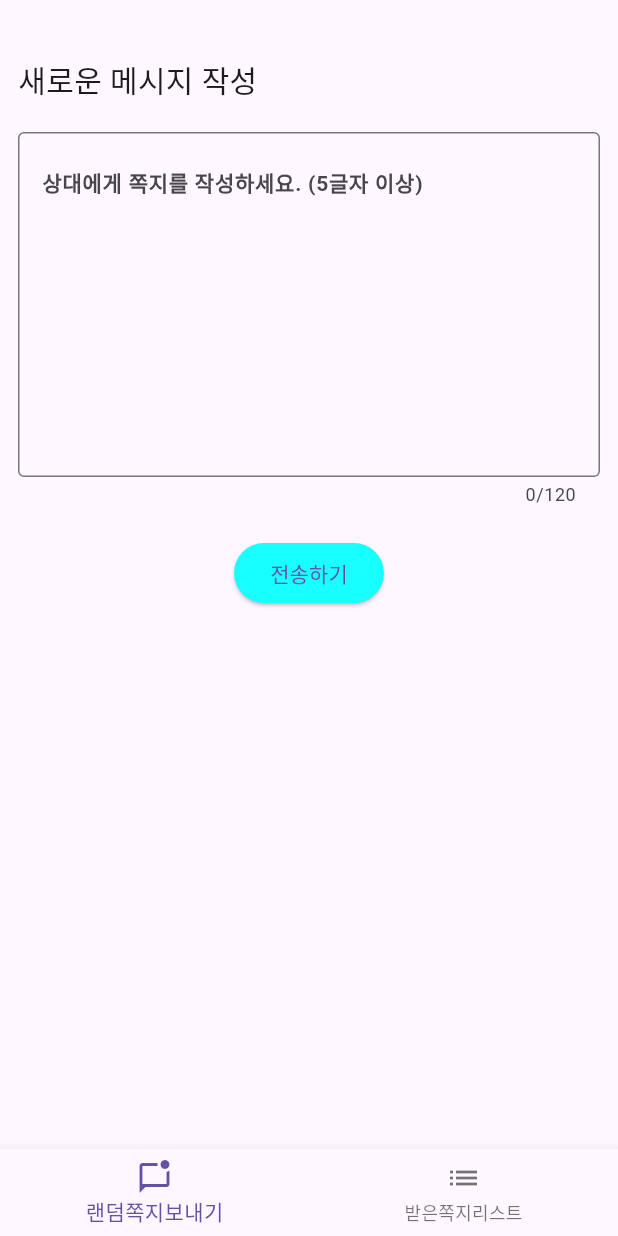
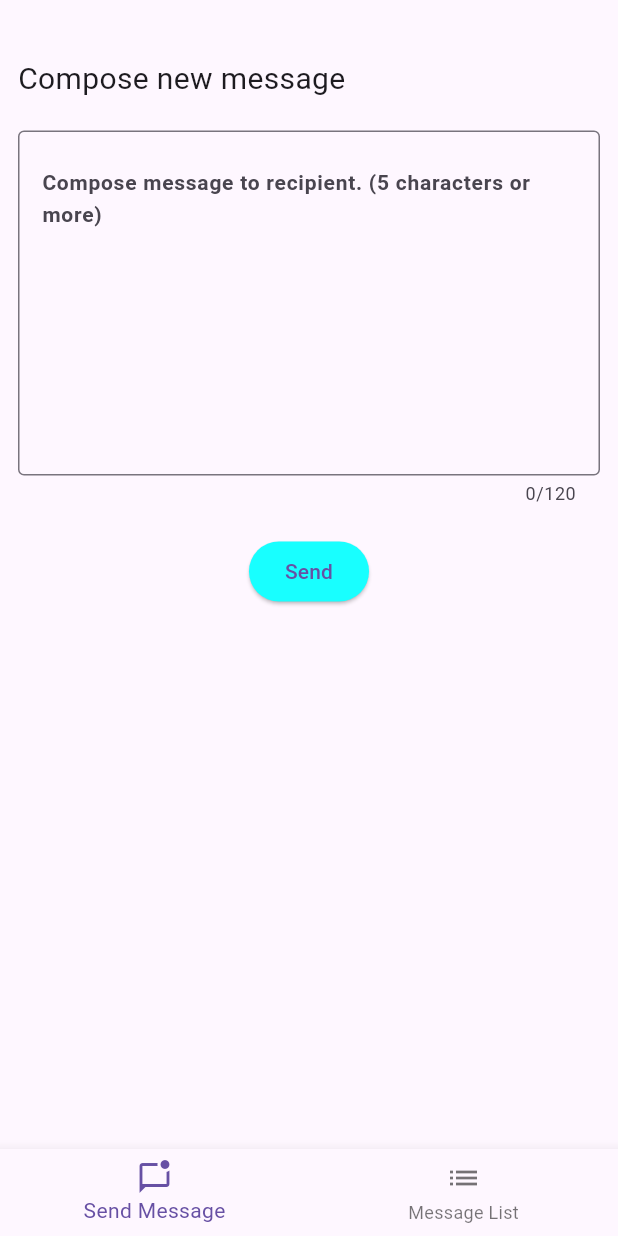
Before and after one commit to joohhcse/message_bottle, a Flutter app: the screen it shows after launch, on a phone screen of 412 x 824 dp. Run offline on Flutter 3.47's test engine with Material 3 defaults, Android fonts, the phone set to English and light mode, and no system bars; our stand-ins replace flutter_dotenv, fluttertoast, shared_preferences, supabase_flutter; accounts and stored records are empty; generated files the repository leaves out were written again; network calls fail.

Commit message:
add AppLocalizations

```diff
--- /dev/null
+++ b/l10n.yaml
@@ -0,0 +1,3 @@
+arb-dir: lib/l10n
+template-arb-file: app_en.arb
+output-localization-file: app_localizations.dart
--- /dev/null
+++ b/lib/l10n/app_en.arb
@@ -0,0 +1,21 @@
+{
+  "hello": "Hello",
+  "title": "Total Tally",
+  "setting": "Setting",
+  "send_random_msg": "Send Message",
+  "msg_list": "Message List",
+  "compose_new_msg": "Compose new message",
+  "send": "Send",
+  "reply": "Reply",
+  "send_reply": "Send reply :",
+  "report": "Report",
+  "delete": "Delete",
+  "sender": "Sender",
+  "received_content": "Received",
+  "hint_compose_msg": "Compose message to recipient. (5 characters or more)",
+  "toast_sent_msg": "Message sent.",
+  "toast_plz_enter_content": "Please enter content. (5 characters or more)",
+  "toast_plz_resend": "Please resend the message.",
+  "toast_user_report": "User has been reported.",
+  "toast_msg_delete": "Message has been deleted."
+}
--- /dev/null
+++ b/lib/l10n/app_ja.arb
@@ -0,0 +1,21 @@
+{
+  "hello": "こんにちは",
+  "title": "合計 計算機",
+  "setting": "設定",
+  "send_random_msg": "メッセージ送信",
+  "msg_list": "メッセージリスト",
+  "compose_new_msg": "新しいメッセージの作成",
+  "send": "転送する",
+  "reply": "返事する",
+  "send_reply": "返事する :",
+  "report": "申告する",
+  "delete": "削除する",
+  "sender": "相手",
+  "received_content": "受けた内容",
+  "hint_compose_msg": "相手にメッセージを作成してください。（5文字以上）",
+  "toast_send_msg": "メッセージを送りました。",
+  "toast_plz_enter_content": "内容を入力してください。（5文字以上）",
+  "toast_plz_resend": "メッセージをもう一度転送してください。",
+  "toast_user_report": "ユーザーを申告しました。",
+  "toast_msg_delete": "メッセージを削除しました。"
+}
--- /dev/null
+++ b/lib/l10n/app_ko.arb
@@ -0,0 +1,21 @@
+{
+  "hello": "안녕하세요",
+  "title": "쇼핑 계산기",
+  "setting": "설정",
+  "send_random_msg": "랜덤쪽지보내기",
+  "msg_list": "받은쪽지리스트",
+  "compose_new_msg": "새로운 쪽지 작성",
+  "send": "전송하기",
+  "reply": "답장하기 ",
+  "send_reply": "답장하기 :",
+  "report": "신고하기",
+  "delete": "삭제하기",
+  "sender": "보낸 사람",
+  "received_content": "받은 내용",
+  "hint_compose_msg": "상대에게 쪽지를 작성하세요.(5글자 이상)",
+  "toast_sent_msg": "쪽지를 전송했습니다.",
+  "toast_plz_enter_content": "내용을 입력하세요.(5글자 이상)",
+  "toast_plz_resend": "쪽지를 다시 전송해주세요.",
+  "toast_user_report": "사용자를 신고했습니다.",
+  "toast_msg_delete": "메시지를 삭제했습니다."
+}
--- a/lib/screen/chatting_screen.dart
+++ b/lib/screen/chatting_screen.dart
@@ -6,6 +6,8 @@ import 'package:fluttertoast/fluttertoast.dart';
 import 'package:message_bottle/model/message.dart';
 import 'package:message_bottle/model/message_repository.dart';
 import 'package:uuid/uuid.dart';
+import 'package:flutter_gen/gen_l10n/app_localizations.dart';
+import 'package:flutter_localizations/flutter_localizations.dart';
 
 class ChattingScreen extends StatefulWidget {
   final String message_id;
@@ -57,7 +59,8 @@ class _ChattingScreenState extends State<ChattingScreen> {
   Future<void> _returnSubmit() async {
 
     if(_returnTextController.text.length < 5) {
-      showToast("내용을 입력하세요.(5글자 이상)");
+      showToast(AppLocalizations.of(context)!.toast_plz_enter_content);  //내용을 입력하세요.(5글자 이상)
+
       return;
     }
 
@@ -65,15 +68,10 @@ class _ChattingScreenState extends State<ChattingScreen> {
     Message msg = Message(uuid.v4(), recipientId, senderId, _returnTextController.text, DateTime.now().toString(), false, false);
     _repository.addMessage(msg).then((value) {
       _returnTextController.clear();
-      showToast("쪽지를 전송했습니다.");
+      showToast(AppLocalizations.of(context)!.toast_sent_msg);  //쪽지를 전송했습니다.
     }).catchError((e){
       print(' _returnSubmit error => ' + e.toString());
     });
-    // .whenComplete(() {
-    //   setState(() {
-    //   _isLoading = false;
-    //   });
-    // });
   }
 
   //toast message
@@ -93,7 +91,7 @@ class _ChattingScreenState extends State<ChattingScreen> {
   Widget build(BuildContext context) {
     return Scaffold(
       appBar: AppBar(
-        title: Text('답장하기'),
+        title: Text(AppLocalizations.of(context)!.reply),  //답장하기
       ),
       // body: Text('ddd : $senderId'),
       body: SingleChildScrollView(
@@ -102,7 +100,7 @@ class _ChattingScreenState extends State<ChattingScreen> {
             crossAxisAlignment: CrossAxisAlignment.start,
             children: [
               Text(
-                '보낸 사람 : $senderId',
+                AppLocalizations.of(context)!.sender + ' : $senderId',
                 style: TextStyle(
                   fontSize: 20,
                 ),
@@ -117,7 +115,7 @@ class _ChattingScreenState extends State<ChattingScreen> {
               //   ),
               // ),
               Text(
-                '받은 내용 : ',
+                AppLocalizations.of(context)!.received_content + ' : ',
                 style: TextStyle(
                   fontSize: 20,
                 ),
@@ -156,7 +154,7 @@ class _ChattingScreenState extends State<ChattingScreen> {
               TextFormField(
                 controller: _returnTextController,
                 decoration: InputDecoration(
-                  hintText: '상대에게 쪽지를 작성하세요.(5글자 이상)',
+                  hintText: AppLocalizations.of(context)!.hint_compose_msg,
                   hintStyle: TextStyle(
                     fontSize: 14,
                   ),
@@ -179,7 +177,7 @@ class _ChattingScreenState extends State<ChattingScreen> {
               Center(
                 child: ElevatedButton(
                   onPressed: _returnSubmit,
-                  child: Text('전송하기'),
+                  child: Text(AppLocalizations.of(context)!.send),
                   style: ElevatedButton.styleFrom(
                     primary: Colors.cyanAccent,
                   ),
--- a/lib/screen/home_screen.dart
+++ b/lib/screen/home_screen.dart
@@ -5,12 +5,9 @@ import 'package:message_bottle/screen/msg_list_screen.dart';
 import 'package:message_bottle/screen/setting_screen.dart';
 import 'package:message_bottle/screen/send_msg_screen.dart';
 import 'package:supabase_flutter/supabase_flutter.dart';
-import 'package:message_bottle/main.dart';
-
-import '../utils/utils.dart';
-import 'login_screen.dart';
-import 'package:uuid/uuid.dart';
 import 'package:shared_preferences/shared_preferences.dart';
+import 'package:flutter_localizations/flutter_localizations.dart';
+import 'package:flutter_gen/gen_l10n/app_localizations.dart';
 
 class HomeScreen extends StatefulWidget {
   const HomeScreen({super.key});
@@ -75,6 +72,17 @@ class _HomeScreenState extends State<HomeScreen> {
           themeMode: themeMode, // MaterialApp의 테마 모드를 themeNotifier의 값으로 설정합니다.
           theme: ThemeData.light(),
           darkTheme: ThemeData.dark(),
+          localizationsDelegates: const [
+            AppLocalizations.delegate,
+            GlobalMaterialLocalizations.delegate,
+            GlobalWidgetsLocalizations.delegate,
+            GlobalCupertinoLocalizations.delegate,
+          ],
+          supportedLocales: const [
+            Locale('ko', ''),
+            Locale('en', ''),
+            Locale('ja', ''),
+          ],
           home: Scaffold(
             body: _children[_currentIndex],
             bottomNavigationBar: BottomNavigationBar(
@@ -83,11 +91,11 @@ class _HomeScreenState extends State<HomeScreen> {
               items: [
                 BottomNavigationBarItem(
                   icon: Icon(Icons.mark_chat_unread_outlined),
-                  label: '랜덤쪽지보내기',
+                  label: AppLocalizations.of(context)!.send_random_msg,
                 ),
                 BottomNavigationBarItem(
                   icon: Icon(Icons.list),
-                  label: '받은쪽지리스트',
+                  label: AppLocalizations.of(context)!.msg_list, //'받은쪽지리스트',
                 ),
                 // BottomNavigationBarItem(
                 //   icon: Icon(Icons.settings),
@@ -118,7 +126,6 @@ class _HomeScreenState extends State<HomeScreen> {
   }
 
   Future<void> _loadUserId() async {
-    print('========> loadUserId()');
     _prefs = await SharedPreferences.getInstance();
     String? userId = _prefs.getString('userId');
 
@@ -139,9 +146,6 @@ class _HomeScreenState extends State<HomeScreen> {
           .select()
           .eq('username', userId);
 
-      print('select User OK');
-      print(response.toString());
-      print('=======================');
       return response.toString();
 
     } on AuthException catch (error) {
--- a/lib/screen/msg_list_screen.dart
+++ b/lib/screen/msg_list_screen.dart
@@ -9,6 +9,8 @@ import 'package:shared_preferences/shared_preferences.dart';
 import 'package:supabase_flutter/supabase_flutter.dart';
 import 'package:fluttertoast/fluttertoast.dart';
 import 'package:uuid/uuid.dart';
+import 'package:flutter_gen/gen_l10n/app_localizations.dart';
+import 'package:flutter_localizations/flutter_localizations.dart';
 
 class MsgListScreen extends StatefulWidget {
   const MsgListScreen({super.key});
@@ -52,7 +54,7 @@ class _MsgListScreenState extends State<MsgListScreen> {
     return Scaffold(
       appBar: AppBar(
         title: Text(
-          '쪽지 리스트',
+          AppLocalizations.of(context)!.msg_list,
           style: TextStyle(
             fontSize: 20,
           ),
@@ -112,17 +114,16 @@ class _MsgListScreenState extends State<MsgListScreen> {
                           trailing: PopupMenuButton(
                             itemBuilder: (context) => [
                               PopupMenuItem(
-                                child: Text('신고하기'),
+                                child: Text(AppLocalizations.of(context)!.report),
                                 value: 'report',
                               ),
                               PopupMenuItem(
-                                child: Text('삭제하기'),
+                                child: Text(AppLocalizations.of(context)!.delete),
                                 value: 'delete',
                               ),
                             ],
                             onSelected: (value) {
                               if (value == 'report') {
-                                print('reportMessage >>>>>>>');
                                 var uuid = Uuid();
 
                                 BadUsers badUser = BadUsers(
@@ -134,15 +135,14 @@ class _MsgListScreenState extends State<MsgListScreen> {
                                 );
 
                                 _badUsersRepository.addBadUser(badUser).then((value) {
-                                  showToast("사용자를 신고했습니다.");
+                                  showToast(AppLocalizations.of(context)!.toast_user_report);
                                 }).catchError((e){
                                   print(' reportMessage error => ' + e.toString());
                                 });
 
                               } else if (value == 'delete') {
-                                print('deleteMessage >>>>>>>');
                                 _repository.deleteMessage(filteredMessages[index].message_id!).then((value){
-                                  showToast("메시지를 삭제했습니다.");
+                                  showToast(AppLocalizations.of(context)!.toast_msg_delete);
                                 }).catchError((e) {
                                   print(' deleteMessage error => ' + e.toString());
                                 });
--- a/lib/screen/send_msg_screen.dart
+++ b/lib/screen/send_msg_screen.dart
@@ -5,6 +5,8 @@ import 'package:flutter/services.dart';
 import 'package:shared_preferences/shared_preferences.dart';
 import 'package:supabase_flutter/supabase_flutter.dart';
 import 'package:fluttertoast/fluttertoast.dart';
+import 'package:flutter_gen/gen_l10n/app_localizations.dart';
+import 'package:flutter_localizations/flutter_localizations.dart';
 
 class SendMsgScreen extends StatefulWidget {
   const SendMsgScreen({super.key});
@@ -22,13 +24,13 @@ class _SendMsgScreenState extends State<SendMsgScreen> {
   Future<void> _handleSubmit() async {
 
     if(_textEditingController.text.length < 5) {
-      showToast("내용을 입력하세요.(5글자 이상)");
+      showToast(AppLocalizations.of(context)!.toast_plz_enter_content); //내용을 입력하세요.(5글자 이상)
       return;
     }
 
     insertMessage(_myUserId, _textEditingController.text).then((value) {
       _textEditingController.clear();
-      showToast("쪽지를 전송했습니다.");
+      showToast(AppLocalizations.of(context)!.toast_sent_msg);  //쪽지를 전송했습니다.
     }).catchError((e){
       print(' _handleSubmit error => ' + e.toString());
     });
@@ -74,7 +76,7 @@ class _SendMsgScreenState extends State<SendMsgScreen> {
           .range(randomIndex, randomIndex);
 
       if(senderId == response1[0]['username'].toString()) {
-        showToast("쪽지를 다시 전송해주세요.");
+        showToast(AppLocalizations.of(context)!.toast_plz_resend); //쪽지를 다시 전송해주세요.
         return;
       }
 
@@ -86,7 +88,7 @@ class _SendMsgScreenState extends State<SendMsgScreen> {
     } on Exception catch (error) {
       print(' insertMessage 4 => ' + error.toString());
     } finally {
-      showToast("쪽지를 전송했습니다.");
+      showToast(AppLocalizations.of(context)!.toast_sent_msg);
       setState(() {
 
       });
@@ -102,12 +104,14 @@ class _SendMsgScreenState extends State<SendMsgScreen> {
         child: Column(
           crossAxisAlignment: CrossAxisAlignment.start,
           children: [
+
             Text(
-              '새로운 메시지 작성',
+            AppLocalizations.of(context)!.compose_new_msg, //'새로운 메시지 작성',
               style: TextStyle(
                 fontSize: 20,
               ),
             ),
+
             // Row(
             //   children: [
             //     Radio(
@@ -143,7 +147,7 @@ class _SendMsgScreenState extends State<SendMsgScreen> {
             TextFormField(
               controller: _textEditingController,
               decoration: InputDecoration(
-                hintText: '상대에게 쪽지를 작성하세요. (5글자 이상)',
+                hintText: AppLocalizations.of(context)!.hint_compose_msg, //'hint compose msg',
                 hintStyle: TextStyle(
                   fontSize: 14,
                 ),
@@ -166,7 +170,7 @@ class _SendMsgScreenState extends State<SendMsgScreen> {
             Center(
               child: ElevatedButton(
                 onPressed: _handleSubmit,
-                child: Text('전송하기'),
+                child: Text(AppLocalizations.of(context)!.send),
                 style: ElevatedButton.styleFrom(
                   primary: Colors.cyanAccent,
                 ),
```
Also changed, not shown: lib/main.dart (+14 -7 lines), pubspec.yaml (+7 -2 lines), pubspec.lock, 1 other file.
